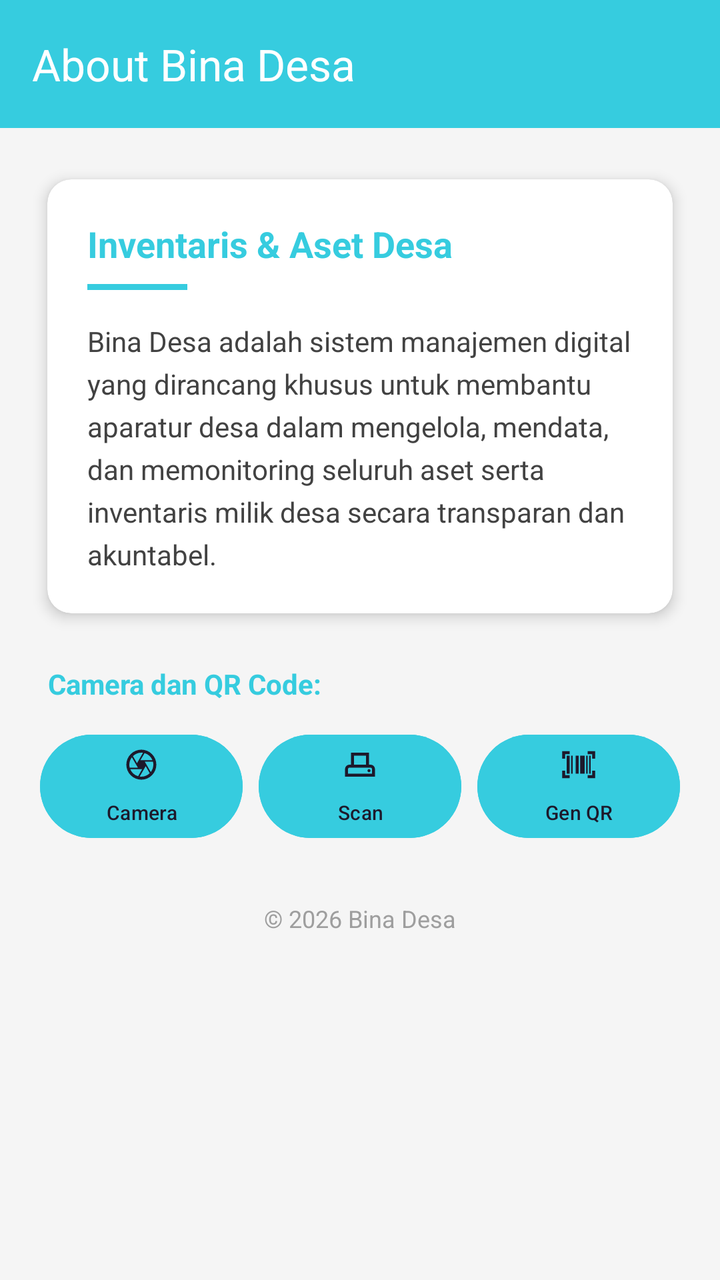
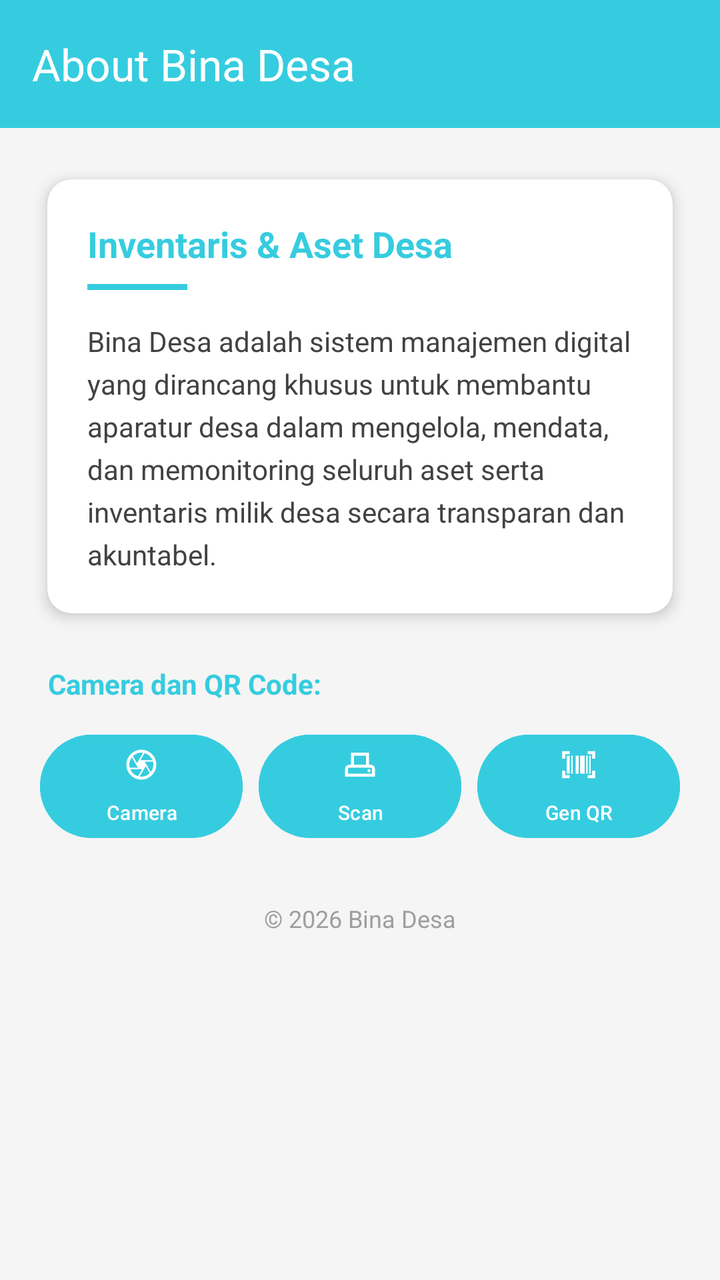

Screens rendered from an Android XML layout before and after an edit, with the pre-edit source and the edit as a unified diff.
<!-- AndroidManifest.xml: application theme Theme.Amelcat -->
<!-- res/layout/fragment_about.xml -->
<?xml version="1.0" encoding="utf-8"?>
<LinearLayout xmlns:android="http://schemas.android.com/apk/res/android"
    xmlns:app="http://schemas.android.com/apk/res-auto"
    xmlns:tools="http://schemas.android.com/tools"
    android:layout_width="match_parent"
    android:layout_height="match_parent"
    android:orientation="vertical"
    android:background="#F5F5F5"
    tools:context=".About.AboutFragment">

    <androidx.appcompat.widget.Toolbar
        android:id="@+id/toolbar"
        android:layout_width="match_parent"
        android:layout_height="?attr/actionBarSize"
        android:background="@color/accent"
        app:title="About Bina Desa"
        app:titleTextColor="@android:color/white" />

    <ScrollView
        android:layout_width="match_parent"
        android:layout_height="match_parent">

        <LinearLayout
            android:layout_width="match_parent"
            android:layout_height="wrap_content"
            android:orientation="vertical"
            android:padding="16dp">

            <androidx.cardview.widget.CardView
                android:layout_width="match_parent"
                android:layout_height="wrap_content"
                app:cardCornerRadius="12dp"
                app:cardElevation="4dp"
                app:cardUseCompatPadding="true">

                <LinearLayout
                    android:layout_width="match_parent"
                    android:layout_height="wrap_content"
                    android:orientation="vertical"
                    android:padding="20dp">

                    <TextView
                        android:layout_width="wrap_content"
                        android:layout_height="wrap_content"
                        android:text="Inventaris &amp; Aset Desa"
                        android:textSize="18sp"
                        android:textStyle="bold"
                        android:textColor="@color/accent"/>

                    <View
                        android:layout_width="50dp"
                        android:layout_height="3dp"
                        android:background="@color/accent"
                        android:layout_marginTop="8dp"
                        android:layout_marginBottom="16dp"/>

                    <TextView
                        android:layout_width="match_parent"
                        android:layout_height="wrap_content"
                        android:text="Bina Desa adalah sistem manajemen digital yang dirancang khusus untuk membantu aparatur desa dalam mengelola, mendata, dan memonitoring seluruh aset serta inventaris milik desa secara transparan dan akuntabel."
                        android:textSize="14sp"
                        android:lineSpacingExtra="5dp"
                        android:textColor="#424242"/>

                </LinearLayout>
            </androidx.cardview.widget.CardView>

            <TextView
                android:layout_width="wrap_content"
                android:layout_height="wrap_content"
                android:text="Camera dan QR Code:"
                android:textStyle="bold"
                android:layout_marginTop="16dp"
                android:layout_marginStart="8dp"
                android:textColor="@color/accent"/>

            <LinearLayout
                android:layout_width="match_parent"
                android:layout_height="wrap_content"
                android:orientation="horizontal"
                android:layout_marginTop="8dp"
                android:weightSum="3">

                <com.google.android.material.button.MaterialButton
                    android:id="@+id/btnCamera"
                    style="@style/Widget.Material3.Button.TonalButton"
                    android:layout_width="0dp"
                    android:layout_height="wrap_content"
                    android:layout_weight="1"
                    android:layout_margin="4dp"
                    android:backgroundTint="@color/accent"
                    android:text="Camera"
                    android:textSize="10sp"
                    app:icon="@drawable/ic_menu_camera"
                    app:iconGravity="top" />

                <com.google.android.material.button.MaterialButton
                    android:id="@+id/btnScanQR"
                    style="@style/Widget.Material3.Button.TonalButton"
                    android:layout_width="0dp"
                    android:layout_height="wrap_content"
                    android:layout_weight="1"
                    android:layout_margin="4dp"
                    android:backgroundTint="@color/accent"
                    android:text="Scan"
                    android:textSize="10sp"
                    app:icon="@drawable/ic_scan"
                    app:iconGravity="top" />

                <com.google.android.material.button.MaterialButton
                    android:id="@+id/btnGenerateQR"
                    style="@style/Widget.Material3.Button.TonalButton"
                    android:layout_width="0dp"
                    android:layout_height="wrap_content"
                    android:layout_weight="1"
                    android:layout_margin="4dp"
                    android:backgroundTint="@color/accent"
                    android:text="Gen QR"
                    android:textSize="10sp"
                    app:icon="@drawable/ic_qr"
                    app:iconGravity="top" />

            </LinearLayout>

            <TextView
                android:layout_width="match_parent"
                android:layout_height="wrap_content"
                android:text="© 2026 Bina Desa"
                android:gravity="center"
                android:layout_marginTop="24dp"
                android:textColor="#9E9E9E"
                android:textSize="12sp"/>
        </LinearLayout>
    </ScrollView>
</LinearLayout>
<!-- resources referenced by this layout -->
<resources>
  <color name="accent">#36ccdf</color>
  <!-- drawable ic_menu_camera (drawable) -->
  <vector xmlns:android="http://schemas.android.com/apk/res/android"
      android:height="24dp" android:tint="#FFFFFF" android:viewportHeight="960" android:viewportWidth="960" android:width="24dp">
        
      <path android:fillColor="@android:color/white" android:pathData="M456,360L776,360Q749,291 693.5,241.5Q638,192 566,172L456,360ZM364,440L524,164Q513,162 502,161Q491,160 480,160Q414,160 357,185Q300,210 256,252L364,440ZM170,560L388,560L228,284Q196,325 178,374.5Q160,424 160,480Q160,501 162.5,520.5Q165,540 170,560ZM394,788L502,600L184,600Q211,669 266.5,718.5Q322,768 394,788ZM480,800Q546,800 603,775Q660,750 704,708L596,520L436,796Q447,798 457.5,799Q468,800 480,800ZM732,676Q764,635 782,585.5Q800,536 800,480Q800,459 797.5,439.5Q795,420 790,400L572,400L732,676ZM480,480Q480,480 480,480Q480,480 480,480Q480,480 480,480Q480,480 480,480Q480,480 480,480Q480,480 480,480Q480,480 480,480Q480,480 480,480Q480,480 480,480Q480,480 480,480Q480,480 480,480Q480,480 480,480Q480,480 480,480Q480,480 480,480Q480,480 480,480Q480,480 480,480ZM480,880Q398,880 325,848.5Q252,817 197.5,762.5Q143,708 111.5,635Q80,562 80,480Q80,397 111.5,324.5Q143,252 197.5,197.5Q252,143 325,111.5Q398,80 480,80Q563,80 635.5,111.5Q708,143 762.5,197.5Q817,252 848.5,324.5Q880,397 880,480Q880,562 848.5,635Q817,708 762.5,762.5Q708,817 635.5,848.5Q563,880 480,880Z"/>
      
  </vector>
  <!-- drawable ic_qr (drawable) -->
  <vector xmlns:android="http://schemas.android.com/apk/res/android"
      android:height="24dp" android:tint="#FFFFFF" android:viewportHeight="960" android:viewportWidth="960" android:width="24dp">
        
      <path android:fillColor="@android:color/white" android:pathData="M40,840L40,640L120,640L120,760L240,760L240,840L40,840ZM720,840L720,760L840,760L840,640L920,640L920,840L720,840ZM160,720L160,240L240,240L240,720L160,720ZM280,720L280,240L320,240L320,720L280,720ZM400,720L400,240L480,240L480,720L400,720ZM520,720L520,240L640,240L640,720L520,720ZM680,720L680,240L720,240L720,720L680,720ZM760,720L760,240L800,240L800,720L760,720ZM40,320L40,120L240,120L240,200L120,200L120,320L40,320ZM840,320L840,200L720,200L720,120L920,120L920,320L840,320Z"/>
      
  </vector>
  <!-- drawable ic_scan (drawable) -->
  <vector xmlns:android="http://schemas.android.com/apk/res/android"
      android:height="24dp" android:tint="#FFFFFF" android:viewportHeight="960" android:viewportWidth="960" android:width="24dp">
        
      <path android:fillColor="@android:color/white" android:pathData="M80,800L80,600Q80,550 115,515Q150,480 200,480L240,480L240,160L720,160L720,480L760,480Q810,480 845,515Q880,550 880,600L880,800L80,800ZM320,480L640,480L640,240L320,240L320,480ZM160,720L800,720L800,600Q800,583 788.5,571.5Q777,560 760,560L200,560Q183,560 171.5,571.5Q160,583 160,600L160,720ZM720,680Q737,680 748.5,668.5Q760,657 760,640Q760,623 748.5,611.5Q737,600 720,600Q703,600 691.5,611.5Q680,623 680,640Q680,657 691.5,668.5Q703,680 720,680ZM160,560L160,560Q160,560 171.5,560Q183,560 200,560L760,560Q777,560 788.5,560Q800,560 800,560L800,560L160,560Z"/>
      
  </vector>
  <style name="Theme.Amelcat" parent="Base.Theme.Amelcat" />
  <style name="Base.Theme.Amelcat" parent="Theme.Material3.DayNight.NoActionBar">
          
          
      </style>
</resources>

<!-- the commit's change to res/layout/fragment_about.xml (unified diff, before → after) -->
@@ -89,9 +89,11 @@
                     android:layout_weight="1"
                     android:layout_margin="4dp"
                     android:backgroundTint="@color/accent"
+                    android:textColor="@color/white"
                     android:text="Camera"
                     android:textSize="10sp"
                     app:icon="@drawable/ic_menu_camera"
+                    app:iconTint="@color/white"
                     app:iconGravity="top" />
 
                 <com.google.android.material.button.MaterialButton
@@ -102,9 +104,11 @@
                     android:layout_weight="1"
                     android:layout_margin="4dp"
                     android:backgroundTint="@color/accent"
+                    android:textColor="@color/white"
                     android:text="Scan"
                     android:textSize="10sp"
                     app:icon="@drawable/ic_scan"
+                    app:iconTint="@color/white"
                     app:iconGravity="top" />
 
                 <com.google.android.material.button.MaterialButton
@@ -116,8 +120,10 @@
                     android:layout_margin="4dp"
                     android:backgroundTint="@color/accent"
                     android:text="Gen QR"
+                    android:textColor="@color/white"
                     android:textSize="10sp"
                     app:icon="@drawable/ic_qr"
+                    app:iconTint="@color/white"
                     app:iconGravity="top" />
 
             </LinearLayout>
<!-- resource entries referenced after the edit -->
@@ -1,6 +1,7 @@
 <!-- resources referenced by this layout -->
 <resources>
   <color name="accent">#36ccdf</color>
+  <color name="white">#FFFFFFFF</color>
   <!-- drawable ic_menu_camera (drawable) -->
   <vector xmlns:android="http://schemas.android.com/apk/res/android"
       android:height="24dp" android:tint="#FFFFFF" android:viewportHeight="960" android:viewportWidth="960" android:width="24dp">
